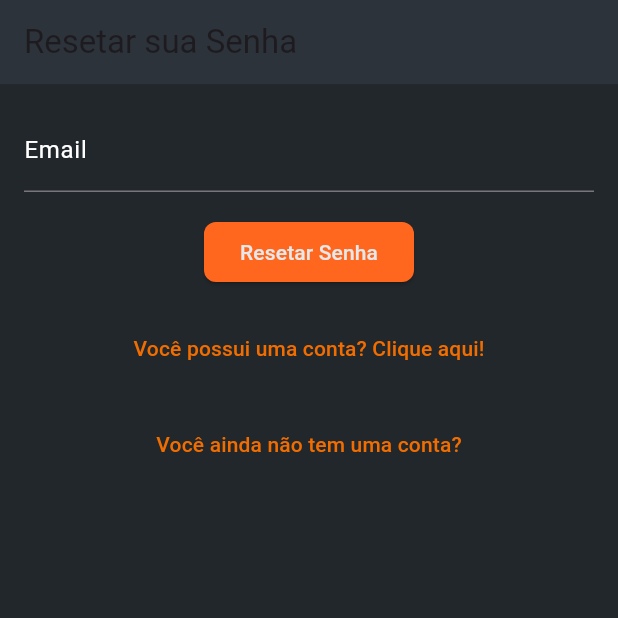
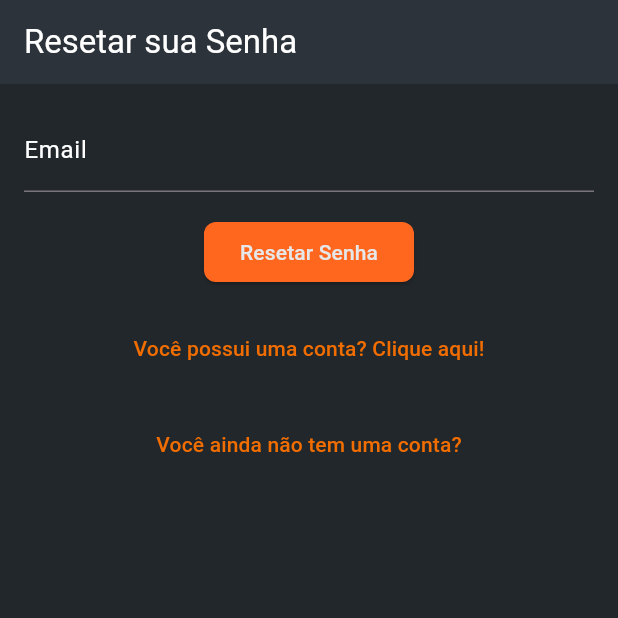
Before and after one commit to Dom-Luiz-III/agenclean_project, a Flutter app: the ForgetPasswordPage screen opened directly, on a phone screen of 412 x 824 dp, the top half of it. Run offline on Flutter 3.47's test engine with Material 3 defaults, Android fonts, the phone set to English and light mode, and no system bars; our stand-ins replace cloud_firestore, firebase_auth, firebase_core, mask_text_input_formatter, salomon_bottom_bar; accounts and stored records are empty; network calls fail.

Commit message:
edit forget_password

```diff
--- a/lib/screens/forget_password.dart
+++ b/lib/screens/forget_password.dart
@@ -27,7 +27,7 @@ class ForgetPasswordPage extends StatelessWidget {
       appBar: AppBar(
         backgroundColor: corMaisEscura,
         automaticallyImplyLeading: false,
-        title: const Text('Resetar sua Senha'),
+        title: const Text('Resetar sua Senha', style: TextStyle(color: Colors.white),),
       ),
       body: Padding(
         padding: const EdgeInsets.all(16.0),
```
